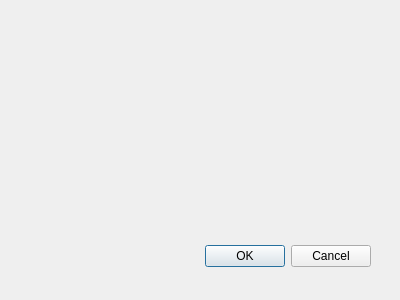
Above: mzs_tools_dialog_base.ui from CNR-IGAG/mzs-tools-qgis3 before the change. Below: the same form after it.
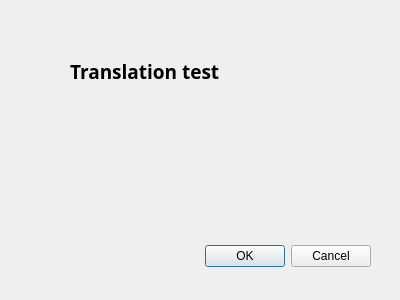
That is the form after the change.

```diff
--- a/mzs_tools_dialog_base.ui
+++ b/mzs_tools_dialog_base.ui
@@ -28,6 +28,30 @@
     <set>QDialogButtonBox::Cancel|QDialogButtonBox::Ok</set>
    </property>
   </widget>
+  <widget class="QLabel" name="label">
+   <property name="geometry">
+    <rect>
+     <x>70</x>
+     <y>60</y>
+     <width>171</width>
+     <height>23</height>
+    </rect>
+   </property>
+   <property name="font">
+    <font>
+     <family>Sans Serif</family>
+     <pointsize>14</pointsize>
+     <weight>75</weight>
+     <bold>true</bold>
+    </font>
+   </property>
+   <property name="toolTip">
+    <string>&lt;html&gt;&lt;head/&gt;&lt;body&gt;&lt;p&gt;This is a translation test&lt;/p&gt;&lt;/body&gt;&lt;/html&gt;</string>
+   </property>
+   <property name="text">
+    <string>Translation test</string>
+   </property>
+  </widget>
  </widget>
  <resources/>
  <connections>
```
Left out of the diff: 41 changed lines with no effect on the pictures.
